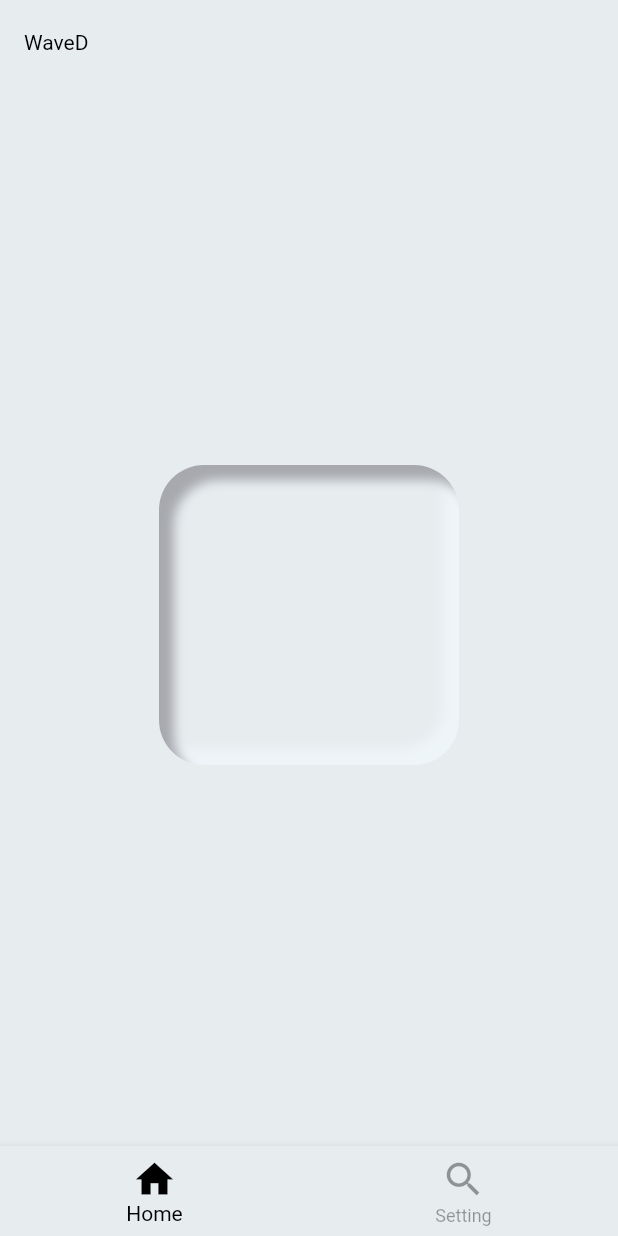
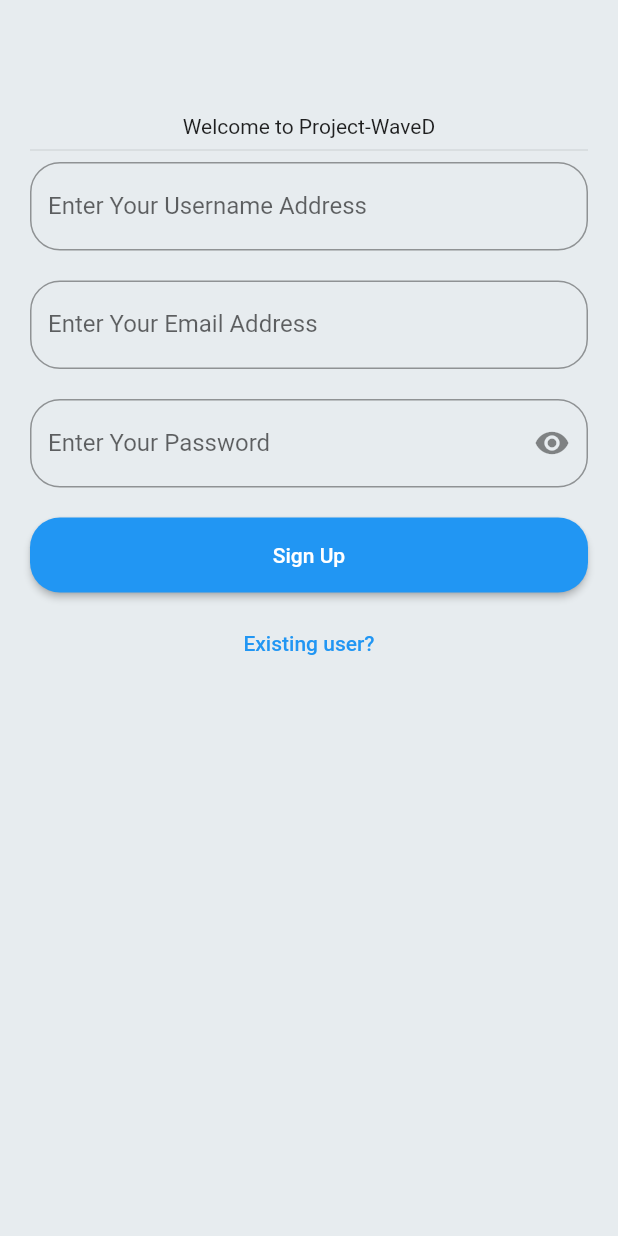
Before and after one commit to hajul-dhanish/waved, a Flutter app: the screen it shows after launch, on a phone screen of 412 x 824 dp. Run offline on Flutter 3.47's test engine with Material 2 defaults, Android fonts, the phone set to English and light mode, and no system bars; our stand-ins replace cloud_firestore, firebase_auth, firebase_core, flutter_inset_box_shadow; accounts and stored records are empty.

Commit message:
- Login Authentication added

```diff
--- /dev/null
+++ b/lib/authenticator/auth_screen.dart
@@ -0,0 +1,204 @@
+import 'package:cloud_firestore/cloud_firestore.dart';
+import 'package:firebase_auth/firebase_auth.dart';
+import 'package:flutter/material.dart';
+import 'package:flutter/services.dart';
+
+class AuthScreen extends StatefulWidget {
+  const AuthScreen({Key? key}) : super(key: key);
+
+  @override
+  State<AuthScreen> createState() => _AuthScreenState();
+}
+
+class _AuthScreenState extends State<AuthScreen> {
+  // --------------- Valuation---------------
+  final _formKey = GlobalKey<FormState>();
+  var _username = "";
+  var _email = "";
+  var _password = "";
+  bool isLoginPage = false;
+  bool _isObscure = true;
+  // ----------------------------------------
+
+  // --------------- Valuation---------------
+
+  startauthentication() async {
+    final validity = _formKey.currentState!.validate();
+    FocusScope.of(context).unfocus();
+    if (validity) {
+      _formKey.currentState!.save();
+      submitForm(_email, _password, _username);
+    }
+  }
+
+  submitForm(String email, String password, String username) async {
+    final auth = FirebaseAuth.instance;
+    UserCredential authResult;
+    try {
+      if (isLoginPage) {
+        authResult = await auth.signInWithEmailAndPassword(
+            email: username, password: password);
+      } else {
+        authResult = await auth.createUserWithEmailAndPassword(
+            email: email, password: password);
+        String uid = authResult.user!.uid;
+        await FirebaseFirestore.instance.collection("users").doc(uid).set({
+          "username": username,
+          "email": email,
+          "password": password,
+        });
+      }
+    } catch (err) {
+      print(err);
+    }
+  }
+
+  // ----------------------------------------
+
+  @override
+  Widget build(BuildContext context) {
+    return Scaffold(
+      appBar: AppBar(),
+      body: SingleChildScrollView(
+        padding: const EdgeInsets.all(20),
+        child: Column(
+          crossAxisAlignment: CrossAxisAlignment.center,
+          children: [
+            const Text("Welcome to Project-WaveD"),
+            const Divider(),
+            Form(
+              key: _formKey,
+              child: Column(
+                children: [
+                  if (!isLoginPage)
+                    // Username Portal
+                    TextFormField(
+                      keyboardType: TextInputType.text,
+                      key: const ValueKey("username"),
+                      // Validation
+                      validator: (value) {
+                        if (value!.isEmpty) {
+                          return "Username can't be empty";
+                        }
+                        return null;
+                      },
+                      // onSave
+                      onSaved: (value) {
+                        _username = value!;
+                      },
+                      decoration: InputDecoration(
+                          border: OutlineInputBorder(
+                            borderRadius: BorderRadius.circular(20),
+                          ),
+                          labelText: "Enter Your Username Address"),
+                    ),
+                  // </>
+                  const SizedBox(height: 20),
+                  // Email Portal
+                  TextFormField(
+                    keyboardType: TextInputType.emailAddress,
+                    key: const ValueKey("email"),
+                    // Validation
+                    validator: (value) {
+                      if (value!.isEmpty | !value.contains("@")) {
+                        return "Email not validated";
+                      }
+                      return null;
+                    },
+                    // onSave
+                    onSaved: (value) {
+                      _email = value!;
+                    },
+                    decoration: InputDecoration(
+                        border: OutlineInputBorder(
+                          borderRadius: BorderRadius.circular(20),
+                        ),
+                        labelText: "Enter Your Email Address"),
+                  ),
+                  // </>
+                  const SizedBox(height: 20),
+                  // Passwork Portal
+                  TextFormField(
+                    keyboardType: TextInputType.visiblePassword,
+                    key: const ValueKey("password"),
+                    // Validation
+                    validator: (value) {
+                      if (value!.isEmpty) {
+                        return "Password can't be empty";
+                      }
+                      // else if (value.length < 4) {
+                      //   return "Passwork must be more than 4 characters";
+                      // }
+                      return null;
+                    },
+                    // onSave
+                    onSaved: (value) {
+                      _password = value!;
+                    },
+                    decoration: InputDecoration(
+                        suffixIcon: IconButton(
+                          icon: Icon(
+                            _isObscure
+                                ? Icons.visibility
+                                : Icons.visibility_off,
+                          ),
+                          onPressed: () {
+                            setState(() {
+                              _isObscure = !_isObscure;
+                            });
+                          },
+                        ),
+                        border: OutlineInputBorder(
+                          borderRadius: BorderRadius.circular(20),
+                        ),
+                        labelText: "Enter Your Password"),
+                    obscureText: _isObscure,
+                  ),
+                  // </>
+                  const SizedBox(height: 20),
+                  // Button
+                  Container(
+                    width: double.infinity,
+                    height: 50,
+                    decoration: BoxDecoration(
+                      borderRadius: BorderRadius.circular(30),
+                    ),
+                    child: ElevatedButton(
+                        style: ButtonStyle(
+                          shape:
+                              MaterialStateProperty.all<RoundedRectangleBorder>(
+                            RoundedRectangleBorder(
+                              borderRadius: BorderRadius.circular(20),
+                            ),
+                          ),
+                        ),
+                        onPressed: () {
+                          startauthentication();
+                        },
+                        child: isLoginPage
+                            ? const Text("Login In")
+                            : const Text("Sign Up")),
+                  ),
+                  // </>
+                  const SizedBox(height: 10),
+                  // Login Page
+                  TextButton(
+                    onPressed: () {
+                      setState(() {
+                        isLoginPage = !isLoginPage;
+                      });
+                    },
+                    child: isLoginPage
+                        ? const Text("Create New Account")
+                        : const Text("Existing user?"),
+                  ),
+                  // </>
+                ],
+              ),
+            ),
+          ],
+        ),
+      ),
+    );
+  }
+}
--- a/lib/main.dart
+++ b/lib/main.dart
@@ -1,10 +1,17 @@
+import 'package:firebase_auth/firebase_auth.dart';
 import 'package:flutter/material.dart';
 import 'package:waved/feed.dart';
+import 'authenticator/auth_screen.dart';
+import 'package:firebase_core/firebase_core.dart';
 import 'neumorphism.dart';
 import 'setting.dart';
 import 'theme.dart';
 
-void main() => runApp(const MyApp());
+void main() async {
+  WidgetsFlutterBinding.ensureInitialized();
+  await Firebase.initializeApp();
+  runApp(const MyApp());
+}
 
 class MyApp extends StatelessWidget {
   // static final ValueNotifier<ThemeMode> themeNotifier =
@@ -23,7 +30,16 @@
       // darkTheme: ThemeData.dark(),
       // themeMode: currentMode,
       theme: customThemeData,
-      home: const HomeCheck(),
+      home: StreamBuilder(
+        stream: FirebaseAuth.instance.authStateChanges(),
+        builder: (context, usersnapshot) {
+          if (usersnapshot.hasData) {
+            return const HomeCheck();
+          } else {
+            return const AuthScreen();
+          }
+        },
+      ),
     );
     // });
   }
@@ -76,7 +92,8 @@
       bottomNavigationBar: BottomNavigationBar(
           items: const <BottomNavigationBarItem>[
             BottomNavigationBarItem(icon: Icon(Icons.home), label: "Home"),
-            BottomNavigationBarItem(icon: Icon(Icons.search), label: "Setting"),
+            BottomNavigationBarItem(
+                icon: Icon(Icons.settings), label: "Setting"),
           ],
           type: BottomNavigationBarType.fixed, // Fixed
           backgroundColor: backgroundColor, // <-- This works for fixed
--- a/lib/theme.dart
+++ b/lib/theme.dart
@@ -19,10 +19,11 @@ ThemeData customThemeData = ThemeData(
   focusColor: Colors.white,
   scaffoldBackgroundColor: backgroundColor,
   appBarTheme: AppBarTheme(
-    backgroundColor: backgroundColor,
-    elevation: 0,
-    titleTextStyle: TextStyle(color: isDarkMode ? Colors.white : Colors.black),
-    iconTheme: IconThemeData(color: isDarkMode ? Colors.white : Colors.black),
-  ),
+      backgroundColor: backgroundColor,
+      elevation: 0,
+      titleTextStyle: TextStyle(
+          color: isDarkMode ? Colors.white : Colors.black, fontSize: 25),
+      iconTheme: IconThemeData(color: isDarkMode ? Colors.white : Colors.black),
+      centerTitle: true),
   canvasColor: backgroundColor,
 );
```
Also changed, not shown: lib/authenticator/auth_form.dart (added, +17 -0 lines), lib/setting.dart (+19 -1 lines), pubspec.yaml (+4 -3 lines), pubspec.lock, 3 other files.
